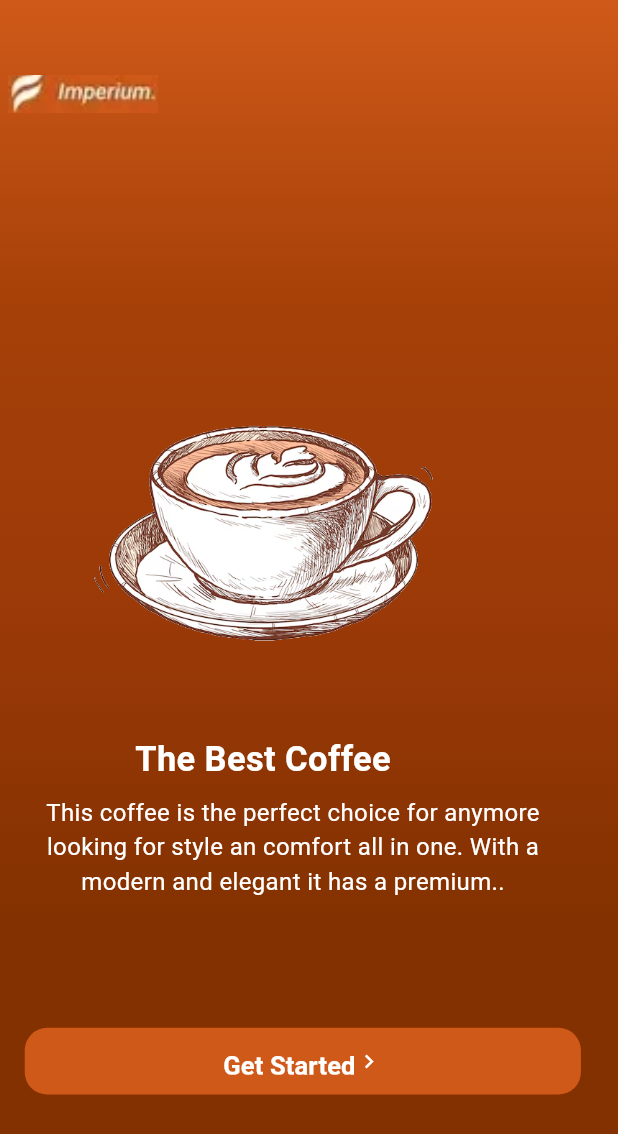
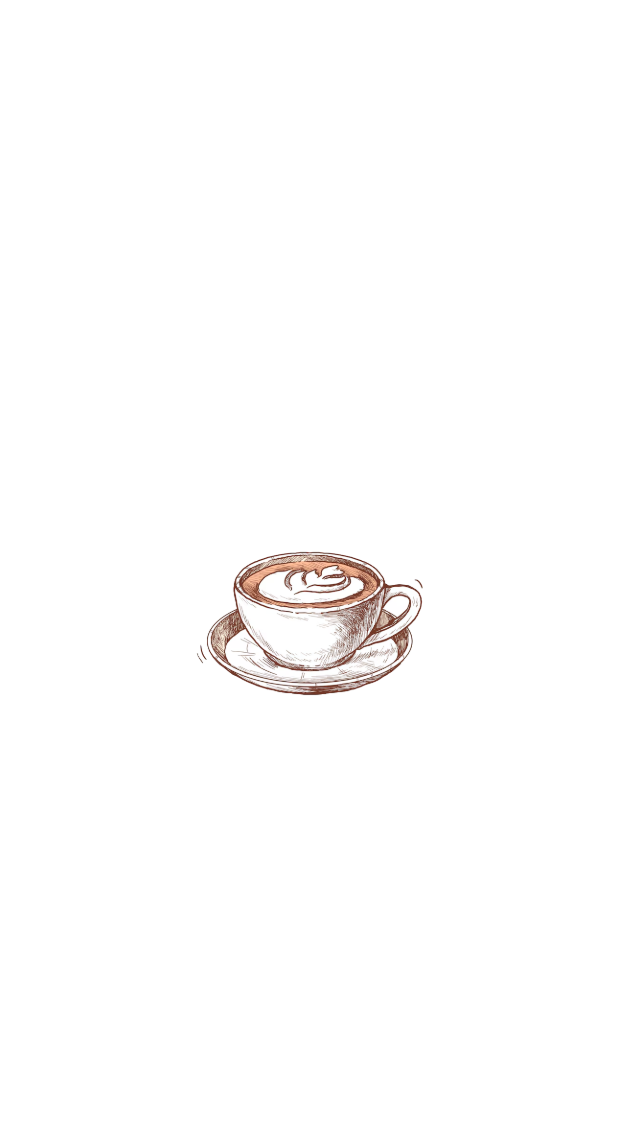
Before and after one commit to ThibautDegbetchi/Restaurant, a Flutter app: the first screen one second after launch, on a phone screen of 412 x 824 dp. Shown: the top 1134 px of the screen. Run offline on Flutter 3.47's test engine with Material 3 defaults, Android fonts, the phone set to English and light mode, and no system bars; drawn by our look-alikes of animated_splash_screen; our stand-ins replace connectivity_plus, dio, get, page_transition, rounded_loading_button_plus, shared_preferences; Roboto replaces fonts that are missing (Nunito).

Commit message:
add of splash_screen in the project

```diff
--- a/lib/presentation/onboarding_screen/Onboarding_screen.dart
+++ b/lib/presentation/onboarding_screen/Onboarding_screen.dart
@@ -51,7 +51,8 @@ class OnboardingScreen extends GetWidget<OnboardingController> {
                     height: 300,
                     decoration: BoxDecoration(
                         image: DecorationImage(
-                            image: AssetImage(ImageConstant.imgLogo1),
+                            image: AssetImage(
+                                ImageConstant.imgCoffeeCupSaucerTeaspoon),
                             fit: BoxFit.cover)),
                   )),
               Positioned(
--- /dev/null
+++ b/lib/presentation/splash_screen/binding/splash_binding.dart
@@ -0,0 +1,9 @@
+import 'package:get/get.dart';
+import 'package:restaurant/presentation/splash_screen/controller/splash_controller.dart';
+
+class SplashBinding extends Bindings {
+  @override
+  void dependencies() {
+    Get.lazyPut(() => SplashController());
+  }
+}
--- /dev/null
+++ b/lib/presentation/splash_screen/controller/splash_controller.dart
@@ -0,0 +1,18 @@
+import 'package:get/get.dart';
+import 'package:restaurant/presentation/onboarding_screen/controller/Onboarding_controller.dart';
+
+class SplashController extends GetxController {
+  @override
+  void onReady() {
+    Future.delayed(const Duration(milliseconds: 3000), () async {
+      Get.lazyPut(() => OnboardingController());
+      // String token = await getSharedPrefReturn(prefToken);
+      // if (token.isNull || token.isEmpty || token == "null") {
+      //   Get.offNamedUntil(AppRoutes.welcomeScreen, (route) => false);
+      // } else {
+      //   // findAuthUser();
+      // }
+    });
+    super.onReady();
+  }
+}
--- /dev/null
+++ b/lib/presentation/splash_screen/splash_screen.dart
@@ -0,0 +1,38 @@
+import 'package:animated_splash_screen/animated_splash_screen.dart';
+import 'package:flutter/cupertino.dart';
+import 'package:flutter/material.dart';
+import 'package:get/get.dart';
+import 'package:restaurant/core/app_export.dart';
+import 'package:restaurant/presentation/onboarding_screen/Onboarding_screen.dart';
+import 'package:restaurant/presentation/splash_screen/controller/splash_controller.dart';
+import 'package:page_transition/page_transition.dart';
+
+class SplashScreen extends GetWidget<SplashController> {
+  const SplashScreen({super.key});
+
+  @override
+  Widget build(BuildContext context) {
+    return Scaffold(
+      body: AnimatedSplashScreen(
+          splash: Column(
+            mainAxisAlignment: MainAxisAlignment.center,
+            children: [
+              Container(
+                height: 200,
+                width: 200,
+                child: Image.asset(
+                  ImageConstant.imgLogo1,
+                  fit: BoxFit.cover,
+                ),
+              )
+            ],
+          ),
+          duration: 3000,
+          splashIconSize: 500,
+          splashTransition: SplashTransition.scaleTransition,
+          pageTransitionType: PageTransitionType.leftToRight,
+          animationDuration: Duration(seconds: 2),
+          nextScreen: OnboardingScreen()),
+    );
+  }
+}
--- a/lib/routes/app_routes.dart
+++ b/lib/routes/app_routes.dart
@@ -3,6 +3,8 @@ import 'package:restaurant/presentation/login_screen/binding/login_binding.dart'
 import 'package:restaurant/presentation/login_screen/login_screen.dart';
 import 'package:restaurant/presentation/register_screen/binding/register_binding.dart';
 import 'package:restaurant/presentation/register_screen/register_screen.dart';
+import 'package:restaurant/presentation/splash_screen/binding/splash_binding.dart';
+import 'package:restaurant/presentation/splash_screen/splash_screen.dart';
 // import 'package:restaurant/presentation/splash_screen/bindings/onboarding_binding.dart';
 
 import '../presentation/home_one_screen/bindings/home_one_binding.dart';
@@ -14,6 +16,7 @@ import '../presentation/onboarding_screen/bindings/onboarding_binding.dart';
 
 class AppRoutes {
   static const String initialRoute = '/initialRoute';
+  static const String onboardingScreen = '/onboarding_screen';
   static const String homeOneScreen = '/home_one_screen';
   static const String homeScreen = '/home_screen';
   static const String loginScreen = '/login_screen';
@@ -22,6 +25,10 @@ class AppRoutes {
   static List<GetPage> pages = [
     GetPage(
         name: initialRoute,
+        page: () => SplashScreen(),
+        bindings: [SplashBinding()]),
+    GetPage(
+        name: onboardingScreen,
         page: () => OnboardingScreen(),
         bindings: [OnboardingBinding()]),
     GetPage(
--- a/pubspec.yaml
+++ b/pubspec.yaml
@@ -36,6 +36,7 @@ dependencies:
   rounded_loading_button_plus: ^3.0.1
   geolocator: ^11.0.0
   dio: ^5.2.1+1
+  animated_splash_screen: ^1.3.0
 
   cupertino_icons: ^1.0.2
 
```
Also changed, not shown: assets/images/coffee_cup_saucer_teaspoon.png, pubspec.lock.
